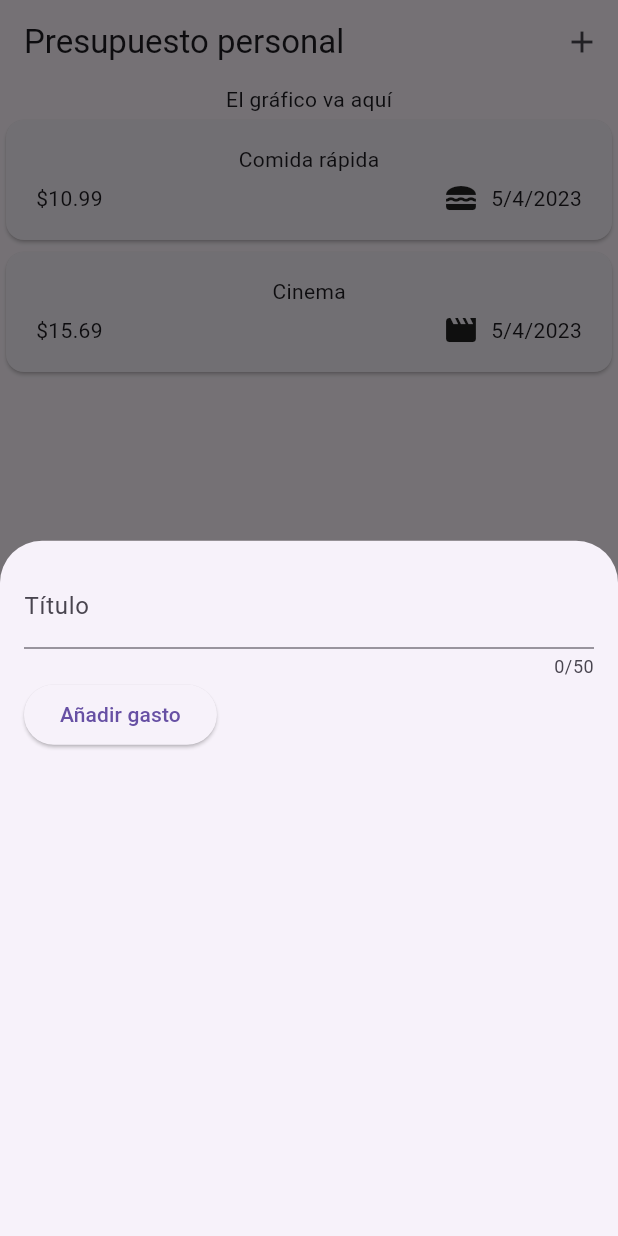
After one commit to Ing-Eduardo-E/Flutter-Projects, a Flutter app: the screen it shows after launch, after a tap on the "add" icon, on a phone screen of 412 x 824 dp. The commit adds this screen. Run offline on Flutter 3.47's test engine with Material 2 defaults, Android fonts, the phone set to English and light mode, and no system bars; our stand-ins replace google_fonts.

Commit message:
Agregar AppBar + Itmes de Gastos

```diff
--- a/flutter_presupuesto_3/lib/main.dart
+++ b/flutter_presupuesto_3/lib/main.dart
@@ -3,8 +3,9 @@ import 'package:flutter_presupuesto_3/widgets/expenses.dart';
 
 void main() {
   runApp(
-    const MaterialApp(
-      home: Expenses(),
+    MaterialApp(
+      theme: ThemeData(useMaterial3: true),
+      home: const Expenses(),
     ),
   );
 }
--- a/flutter_presupuesto_3/lib/widgets/expenses.dart
+++ b/flutter_presupuesto_3/lib/widgets/expenses.dart
@@ -1,6 +1,7 @@
 import 'package:flutter/material.dart';
 import 'package:flutter_presupuesto_3/models/expense.dart';
 import 'package:flutter_presupuesto_3/widgets/expenses_list/expenses_list.dart';
+import 'package:flutter_presupuesto_3/widgets/new_expense.dart';
 
 class Expenses extends StatefulWidget {
   const Expenses({super.key});
@@ -22,9 +23,26 @@ class _ExpensesState extends State<Expenses> {
         date: DateTime.now(),
         category: Category.leisure),
   ];
+
+  void _openAddExpenseOverlay() {
+    showModalBottomSheet(
+      context: context,
+      builder: (ctx) => const NewExpense(),
+    );
+  }
+
   @override
   Widget build(BuildContext context) {
     return Scaffold(
+      appBar: AppBar(
+        title: const Text('Presupuesto personal'),
+        actions: [
+          IconButton(
+            icon: const Icon(Icons.add),
+            onPressed: _openAddExpenseOverlay,
+          ),
+        ],
+      ),
       body: Column(
         children: [
           const Text('El gráfico va aquí'),
--- /dev/null
+++ b/flutter_presupuesto_3/lib/widgets/new_expense.dart
@@ -0,0 +1,44 @@
+import 'package:flutter/material.dart';
+
+class NewExpense extends StatefulWidget {
+  const NewExpense({super.key});
+
+  @override
+  State<NewExpense> createState() => _NewExpenseState();
+}
+
+class _NewExpenseState extends State<NewExpense> {
+  var _enteredTitle = '';
+
+  void _saveTitleInput(String inputValue) {
+    _enteredTitle = inputValue;
+  }
+
+  @override
+  Widget build(BuildContext context) {
+    return Padding(
+      padding: const EdgeInsets.all(16),
+      child: Column(
+        children: [
+          TextField(
+            onChanged: _saveTitleInput,
+            maxLength: 50,
+            decoration: const InputDecoration(
+              labelText: 'Título',
+            ),
+          ),
+          Row(
+            children: [
+              ElevatedButton(
+                onPressed: () {
+                  print(_enteredTitle);
+                },
+                child: const Text('Añadir gasto'),
+              ),
+            ],
+          )
+        ],
+      ),
+    );
+  }
+}
```
